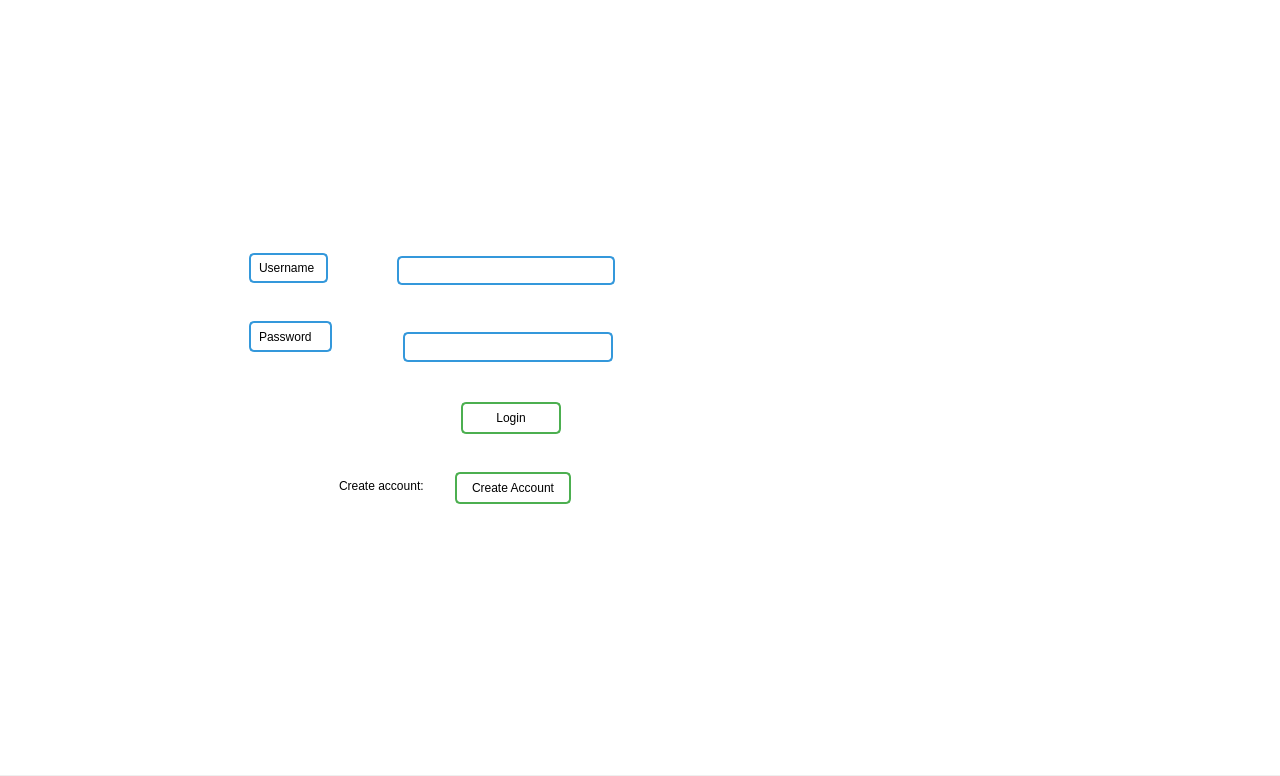
The window that Forms/mainwindow.ui (JustinGetty/LotusAppClient) describes before a commit, drawn with Qt 5.
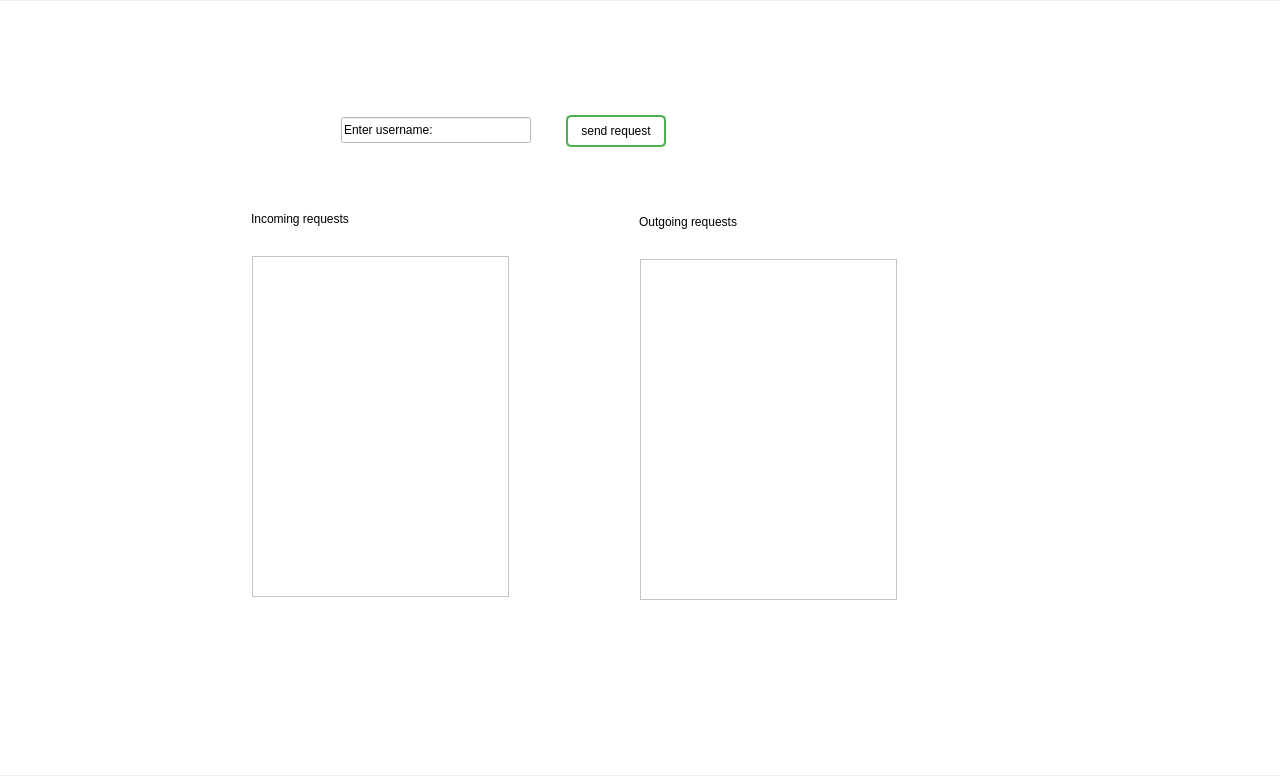
The same window after the commit. The open tabs and pages were chosen to show the change.

Commit message: Started friend request system, bare ui in place, non functional. Working commit

The edit to the form file:
```diff
--- a/Forms/mainwindow.ui
+++ b/Forms/mainwindow.ui
@@ -1212,6 +1212,153 @@
       <zorder>login_error_message</zorder>
      </widget>
     </widget>
+    <widget class="QWidget" name="friends_window">
+     <property name="minimumSize">
+      <size>
+       <width>1339</width>
+       <height>776</height>
+      </size>
+     </property>
+     <widget class="QWidget" name="widget" native="true">
+      <property name="geometry">
+       <rect>
+        <x>59</x>
+        <y>2</y>
+        <width>1352</width>
+        <height>787</height>
+       </rect>
+      </property>
+      <property name="minimumSize">
+       <size>
+        <width>1339</width>
+        <height>776</height>
+       </size>
+      </property>
+      <property name="styleSheet">
+       <string notr="true">QWidget{
+	background-color: #ffffff;
+}</string>
+      </property>
+      <widget class="QLineEdit" name="username_lookup_line_edit">
+       <property name="geometry">
+        <rect>
+         <x>341</x>
+         <y>116</y>
+         <width>190</width>
+         <height>26</height>
+        </rect>
+       </property>
+       <property name="styleSheet">
+        <string notr="true">QLineEditl{
+	color: #000000;
+}</string>
+       </property>
+       <property name="text">
+        <string>Enter username:</string>
+       </property>
+      </widget>
+      <widget class="QPushButton" name="user_search_button">
+       <property name="geometry">
+        <rect>
+         <x>566</x>
+         <y>114</y>
+         <width>100</width>
+         <height>32</height>
+        </rect>
+       </property>
+       <property name="styleSheet">
+        <string notr="true">QPushButton{
+	color: #000000;
+}</string>
+       </property>
+       <property name="text">
+        <string>send request</string>
+       </property>
+      </widget>
+      <widget class="QScrollArea" name="scrollArea_2">
+       <property name="geometry">
+        <rect>
+         <x>252</x>
+         <y>255</y>
+         <width>257</width>
+         <height>341</height>
+        </rect>
+       </property>
+       <property name="widgetResizable">
+        <bool>true</bool>
+       </property>
+       <widget class="QWidget" name="scrollAreaWidgetContents_2">
+        <property name="geometry">
+         <rect>
+          <x>0</x>
+          <y>0</y>
+          <width>255</width>
+          <height>339</height>
+         </rect>
+        </property>
+       </widget>
+      </widget>
+      <widget class="QLabel" name="label_8">
+       <property name="geometry">
+        <rect>
+         <x>251</x>
+         <y>204</y>
+         <width>142</width>
+         <height>28</height>
+        </rect>
+       </property>
+       <property name="styleSheet">
+        <string notr="true">QLabel{
+	color: #000000;
+}</string>
+       </property>
+       <property name="text">
+        <string>Incoming requests</string>
+       </property>
+      </widget>
+      <widget class="QLabel" name="label_9">
+       <property name="geometry">
+        <rect>
+         <x>639</x>
+         <y>207</y>
+         <width>142</width>
+         <height>28</height>
+        </rect>
+       </property>
+       <property name="styleSheet">
+        <string notr="true">QLabel{
+	color: #000000;
+}</string>
+       </property>
+       <property name="text">
+        <string>Outgoing requests</string>
+       </property>
+      </widget>
+      <widget class="QScrollArea" name="scrollArea_3">
+       <property name="geometry">
+        <rect>
+         <x>640</x>
+         <y>258</y>
+         <width>257</width>
+         <height>341</height>
+        </rect>
+       </property>
+       <property name="widgetResizable">
+        <bool>true</bool>
+       </property>
+       <widget class="QWidget" name="scrollAreaWidgetContents_3">
+        <property name="geometry">
+         <rect>
+          <x>0</x>
+          <y>0</y>
+          <width>255</width>
+          <height>339</height>
+         </rect>
+        </property>
+       </widget>
+      </widget>
+     </widget>
+    </widget>
     <widget class="QWidget" name="create_account">
      <property name="minimumSize">
       <size>
```
Left out of the diff: 64 changed lines with no effect on the pictures. The commit also changes 5 other files.
